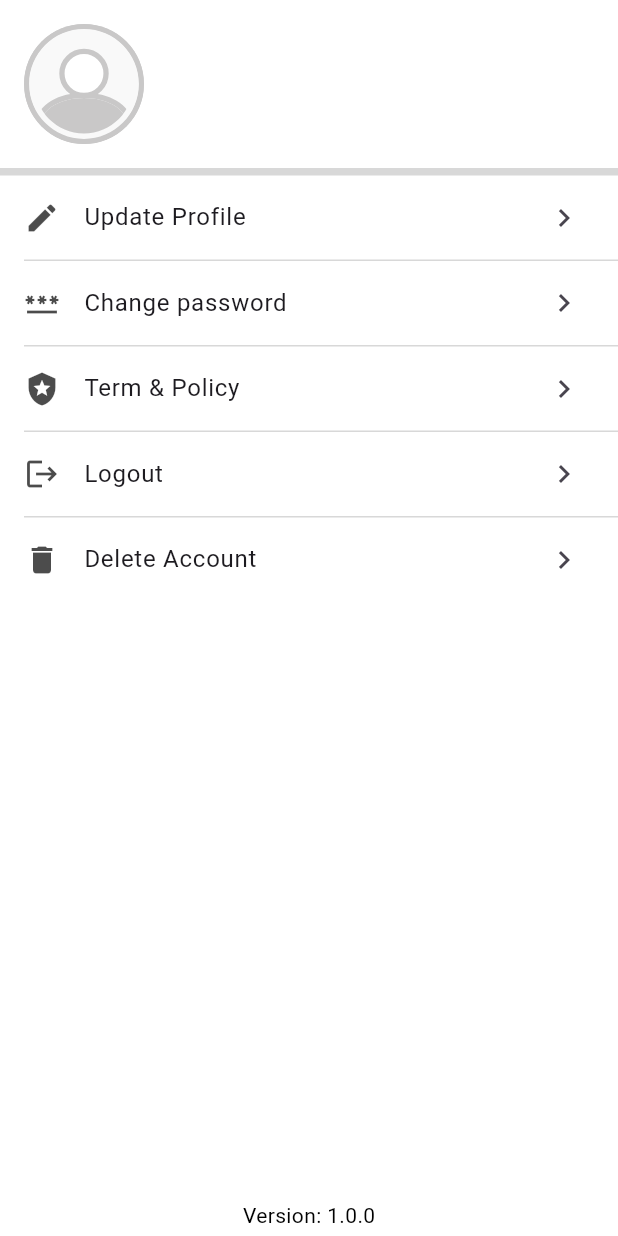
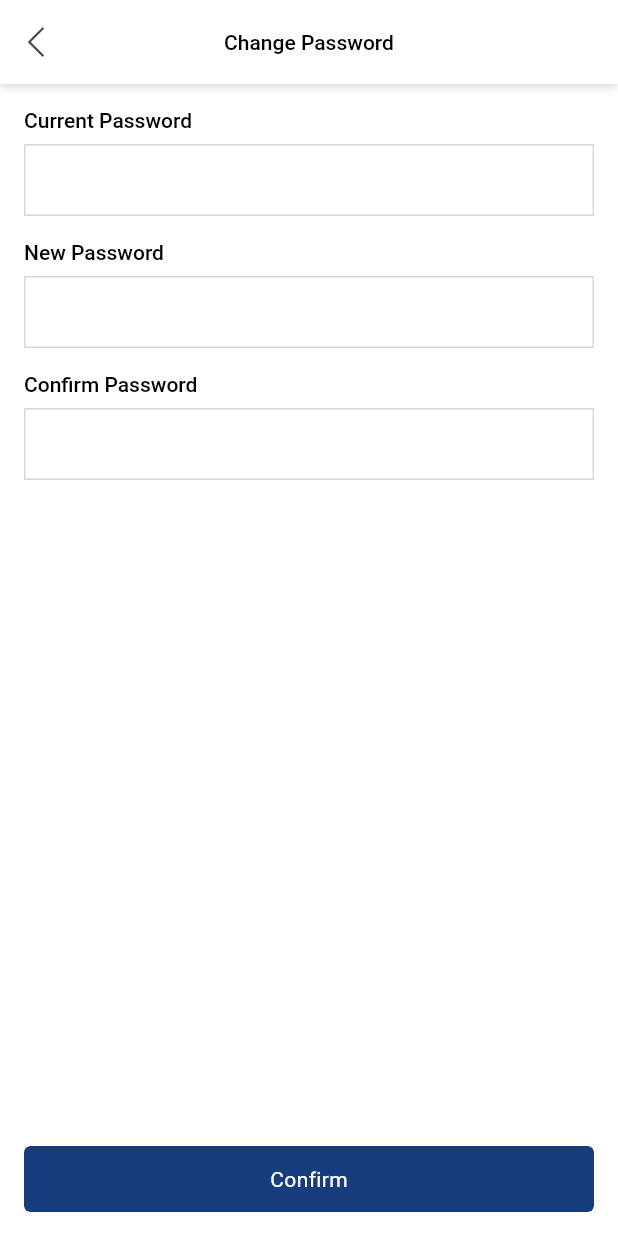
Before and after one commit to newwavesolutions/flutter-base, a Flutter app: the _ProfileTabPage screen opened directly, after a tap on "Change password", on a phone screen of 412 x 824 dp. Run offline on Flutter 3.47's test engine with Material 3 defaults, Android fonts, the phone set to English and light mode, and no system bars; drawn by our look-alikes of loader_overlay; our stand-ins replace another_flushbar, cached_network_image, device_info_plus, dio, equatable, flutter_bloc and 11 more; missing offline and left inert: flutter_inappwebview; accounts and stored records are empty; generated files the repository leaves out were written again; Roboto replaces fonts that are missing (app.dart); statements that could not run were skipped.

Commit message:
feat: add change password screen and term & policy webview (#53)
Co-authored-by: TuanDQ <tuandq@newwave.com>
Co-authored-by: thosonit <thoson.it@gmail.com>

```diff
--- a/lib/router/route_config.dart
+++ b/lib/router/route_config.dart
@@ -6,8 +6,10 @@ import 'package:flutter_base/ui/pages/auth/sign_up/sign_up_page.dart';
 import 'package:flutter_base/ui/pages/main/main_page.dart';
 import 'package:flutter_base/ui/pages/notification/notification_list/notification_list_page.dart';
 import 'package:flutter_base/ui/pages/photo_view/photo_view_page.dart';
+import 'package:flutter_base/ui/pages/profile/change_password/change_password_page.dart';
 import 'package:flutter_base/ui/pages/profile/delete_account/delete_account_page.dart';
 import 'package:flutter_base/ui/pages/profile/profile_page.dart';
+import 'package:flutter_base/ui/pages/profile/term_policy/term_policy_page.dart';
 import 'package:flutter_base/ui/pages/profile/update_avatar/update_avatar_page.dart';
 import 'package:flutter_base/ui/pages/profile/update_profile/update_profile_page.dart';
 import 'package:go_router/go_router.dart';
@@ -36,6 +38,8 @@ class AppRouter {
   static const String updateProfile = 'update_profile';
   static const String updateAvatar = 'update_avatar';
   static const String deleteAccount = 'delete_account';
+  static const String changePassword = 'change_password';
+  static const String termPolicy = 'term_policy';
 
   // GoRouter configuration
   static final _routes = <RouteBase>[
@@ -95,6 +99,16 @@ class AppRouter {
           path: deleteAccount,
           builder: (context, state) => const DeleteAccountPage(),
         ),
+        GoRoute(
+          name: changePassword,
+          path: changePassword,
+          builder: (context, state) => const ChangePasswordPage(),
+        ),
+        GoRoute(
+          name: termPolicy,
+          path: termPolicy,
+          builder: (context, state) => const TermPolicyPage(),
+        ),
       ],
     ),
   ];
--- /dev/null
+++ b/lib/ui/pages/profile/change_password/change_password_cubit.dart
@@ -0,0 +1,44 @@
+import 'package:flutter_base/models/enums/load_status.dart';
+import 'package:flutter_base/repositories/auth_repository.dart';
+import 'package:flutter_base/utils/logger.dart';
+import 'package:flutter_bloc/flutter_bloc.dart';
+import 'package:equatable/equatable.dart';
+
+import 'change_password_navigator.dart';
+
+part 'change_password_state.dart';
+
+class ChangePasswordCubit extends Cubit<ChangePasswordState> {
+  final ChangePasswordNavigator navigator;
+  final AuthRepository authRepo;
+
+  ChangePasswordCubit({
+    required this.navigator,
+    required this.authRepo,
+  }) : super(const ChangePasswordState());
+
+  Future<void> changePassword({
+    required String currentPassword,
+    required String newPassword,
+    required String confirmPassword,
+  }) async {
+    emit(state.copyWith(changePasswordStatus: LoadStatus.loading));
+    try {
+      final result = await authRepo.changePassword(
+        currentPassword: currentPassword,
+        newPassword: newPassword,
+        confirmPassword: confirmPassword,
+      );
+      if (result) {
+        navigator.pop();
+        navigator.showSuccessFlushbar(message: 'Change Password Successfully!');
+      } else {
+        emit(state.copyWith(changePasswordStatus: LoadStatus.failure));
+        navigator.showErrorFlushbar(message: 'Change Password Failed!');
+      }
+    } catch (error) {
+      logger.e(error);
+      emit(state.copyWith(changePasswordStatus: LoadStatus.failure));
+    }
+  }
+}
--- /dev/null
+++ b/lib/ui/pages/profile/change_password/change_password_navigator.dart
@@ -0,0 +1,9 @@
+import 'package:flutter_base/common/app_navigator.dart';
+
+class ChangePasswordNavigator extends AppNavigator {
+  ChangePasswordNavigator({required super.context});
+
+  void openPage() {
+    //Todo
+  }
+}
--- /dev/null
+++ b/lib/ui/pages/profile/change_password/change_password_page.dart
@@ -0,0 +1,170 @@
+import 'package:flutter/material.dart';
+import 'package:flutter_base/common/app_dimens.dart';
+import 'package:flutter_base/models/enums/load_status.dart';
+import 'package:flutter_base/repositories/auth_repository.dart';
+import 'package:flutter_base/ui/widgets/appbar/app_bar_widget.dart';
+import 'package:flutter_base/ui/widgets/buttons/app_button.dart';
+import 'package:flutter_base/ui/widgets/text/app_lable.dart';
+import 'package:flutter_base/ui/widgets/text_field/app_password_text_field.dart';
+import 'package:flutter_base/utils/app_validartor.dart';
+import 'package:flutter_bloc/flutter_bloc.dart';
+
+import 'change_password_cubit.dart';
+import 'change_password_navigator.dart';
+
+class ChangePasswordPage extends StatelessWidget {
+  const ChangePasswordPage({super.key});
+
+  @override
+  Widget build(BuildContext context) {
+    return BlocProvider(
+      create: (context) {
+        final authRepo = RepositoryProvider.of<AuthRepository>(context);
+        return ChangePasswordCubit(
+          navigator: ChangePasswordNavigator(context: context),
+          authRepo: authRepo,
+        );
+      },
+      child: const ChangePasswordChildPage(),
+    );
+  }
+}
+
+class ChangePasswordChildPage extends StatefulWidget {
+  const ChangePasswordChildPage({super.key});
+
+  @override
+  State<ChangePasswordChildPage> createState() =>
+      _ChangePasswordChildPageState();
+}
+
+class _ChangePasswordChildPageState extends State<ChangePasswordChildPage> {
+  late final ChangePasswordCubit _cubit;
+  final _currentPasswordTextController = TextEditingController();
+  final _newPasswordTextController = TextEditingController();
+  final _confirmPasswordTextController = TextEditingController();
+  final _obscureCurrentPasswordController =
+      ObscureTextController(obscureText: true);
+  final _obscureNewPasswordController =
+      ObscureTextController(obscureText: true);
+  final _obscureConfirmPasswordController =
+      ObscureTextController(obscureText: true);
+  final _passwordFormKey = GlobalKey<FormState>();
+  final _confirmPasswordFormKey = GlobalKey<FormState>();
+
+  @override
+  void initState() {
+    super.initState();
+    _cubit = BlocProvider.of(context);
+  }
+
+  @override
+  Widget build(BuildContext context) {
+    return Scaffold(
+      appBar: const AppBarWidget(
+        title: 'Change Password',
+      ),
+      body: SafeArea(
+        child: _buildBodyWidget(),
+      ),
+    );
+  }
+
+  Widget _buildBodyWidget() {
+    return Padding(
+      padding: const EdgeInsets.all(AppDimens.paddingNormal),
+      child: Column(
+        crossAxisAlignment: CrossAxisAlignment.start,
+        children: [
+          const AppLabel(
+            text: 'Current Password',
+            margin: EdgeInsets.only(bottom: AppDimens.paddingSmall),
+          ),
+          AppPasswordTextField(
+            controller: _currentPasswordTextController,
+            obscureTextController: _obscureCurrentPasswordController,
+            validator: (value) {
+              if ((value ?? '').isEmpty) {
+                return 'Password is not empty!';
+              }
+              return null;
+            },
+          ),
+          const AppLabel(
+            text: 'New Password',
+            margin: EdgeInsets.only(
+              top: AppDimens.paddingNormal,
+              bottom: AppDimens.paddingSmall,
+            ),
+          ),
+          Form(
+            key: _passwordFormKey,
+            child: AppPasswordTextField(
+              controller: _newPasswordTextController,
+              obscureTextController: _obscureNewPasswordController,
+              validator: (value) {
+                return AppValidator.validatePassword(value);
+              },
+              onFieldSubmitted: (_) {
+                _passwordFormKey.currentState?.validate();
+              },
+            ),
+          ),
+          const AppLabel(
+            text: 'Confirm Password',
+            margin: EdgeInsets.only(
+              top: AppDimens.paddingNormal,
+              bottom: AppDimens.paddingSmall,
+            ),
+          ),
+          Form(
+            key: _confirmPasswordFormKey,
+            child: AppPasswordTextField(
+              controller: _confirmPasswordTextController,
+              validator: (value) {
+                return AppValidator.validateConfirmPassword(
+                    _newPasswordTextController.text, value);
+              },
+              obscureTextController: _obscureConfirmPasswordController,
+              onFieldSubmitted: (_) {
+                _confirmPasswordFormKey.currentState?.validate();
+              },
+            ),
+          ),
+          const Spacer(),
+          BlocBuilder<ChangePasswordCubit, ChangePasswordState>(
+            buildWhen: (previous, current) =>
+                previous.changePasswordStatus != current.changePasswordStatus,
+            builder: (context, state) {
+              return AppButton(
+                title: 'Confirm',
+                isLoading: state.changePasswordStatus == LoadStatus.loading,
+                onPressed: _changePassword,
+              );
+            },
+          ),
+        ],
+      ),
+    );
+  }
+
+  void _changePassword() {
+    if (!_passwordFormKey.currentState!.validate()) {
+      return;
+    }
+    if (!_confirmPasswordFormKey.currentState!.validate()) {
+      return;
+    }
+    _cubit.changePassword(
+      currentPassword: _currentPasswordTextController.text,
+      newPassword: _newPasswordTextController.text,
+      confirmPassword: _confirmPasswordTextController.text,
+    );
+  }
+
+  @override
+  void dispose() {
+    _cubit.close();
+    super.dispose();
+  }
+}
--- /dev/null
+++ b/lib/ui/pages/profile/change_password/change_password_state.dart
@@ -0,0 +1,22 @@
+part of 'change_password_cubit.dart';
+
+class ChangePasswordState extends Equatable {
+  final LoadStatus changePasswordStatus;
+
+  const ChangePasswordState({
+    this.changePasswordStatus = LoadStatus.initial,
+  });
+
+  @override
+  List<Object?> get props => [
+        changePasswordStatus,
+      ];
+
+  ChangePasswordState copyWith({
+    LoadStatus? changePasswordStatus,
+  }) {
+    return ChangePasswordState(
+      changePasswordStatus: changePasswordStatus ?? this.changePasswordStatus,
+    );
+  }
+}
--- a/lib/ui/pages/profile/profile_navigator.dart
+++ b/lib/ui/pages/profile/profile_navigator.dart
@@ -16,4 +16,12 @@ class ProfileNavigator extends AppNavigator {
   void openDeleteAccount() {
     pushNamed(AppRouter.deleteAccount);
   }
+
+  void openChangePassword() {
+    pushNamed(AppRouter.changePassword);
+  }
+
+  void openTermPolicy() {
+    pushNamed(AppRouter.termPolicy);
+  }
 }
--- a/lib/ui/pages/profile/profile_page.dart
+++ b/lib/ui/pages/profile/profile_page.dart
@@ -143,7 +143,9 @@ class _ProfileTabPageState extends State<_ProfileTabPage> {
       case ProfileMenu.logout:
         context.read<AuthCubit>().signOut();
       case ProfileMenu.changePassword:
+        _cubit.navigator.openChangePassword();
       case ProfileMenu.openPolicy:
+        _cubit.navigator.openTermPolicy();
     }
   }
 }
--- a/lib/ui/widgets/buttons/app_button.dart
+++ b/lib/ui/widgets/buttons/app_button.dart
@@ -21,7 +21,6 @@ class AppButton extends StatelessWidget {
   final Widget? trailingIcon;
 
   //Status
-  final bool isEnable;
   final bool isLoading;
 
   //Action & callback
@@ -46,7 +45,6 @@ class AppButton extends StatelessWidget {
     this.textStyle = AppTextStyle.white,
     this.leadingIcon,
     this.trailingIcon,
-    this.isEnable = true,
     this.isLoading = false,
     this.onPressed,
     this.padding,
--- /dev/null
+++ b/lib/utils/app_validartor.dart
@@ -0,0 +1,38 @@
+class AppValidator {
+  AppValidator._();
+
+  static String? validateEmpty(String? input) {
+    if (input == null) {
+      return null;
+    }
+    return null;
+  }
+
+  static String? validatePassword(String? input) {
+    if (input == null) return null;
+    RegExp regex = RegExp(r'^[a-zA-Z0-9]{8,12}$');
+    bool isValid = regex.hasMatch(input);
+    if (!isValid) {
+      return "8-12 characters.\nIncluding letters, numbers";
+    }
+    return null;
+  }
+
+  static String? validateConfirmPassword(
+      String? password, String? confirmPassword) {
+    if (password != confirmPassword) {
+      return "Confirm password is not match";
+    }
+    return null;
+  }
+
+  static bool validatePhoneNumber(String? phoneNumber) {
+    if (phoneNumber == null) return false;
+    return phoneNumber.replaceAll(RegExp(r'[^0-9]'), '').length >= 10;
+  }
+
+  static bool validateCodeToVerifyPhoneNumber(String? code) {
+    if (code == null) return false;
+    return code.replaceAll(RegExp(r'[^0-9]'), '').isNotEmpty;
+  }
+}
--- a/pubspec.yaml
+++ b/pubspec.yaml
@@ -71,6 +71,7 @@ dependencies:
   #UI
   shimmer: ^3.0.0
   flutter_svg: ^2.0.7
+  flutter_inappwebview: ^6.0.0
 
 dev_dependencies:
   flutter_test:
```
Also changed, not shown: lib/repositories/auth_repository.dart (+16 -0 lines), lib/ui/pages/profile/term_policy/term_policy_navigator.dart (added, +9 -0 lines), lib/ui/pages/profile/term_policy/term_policy_page.dart (added, +78 -0 lines), lib/ui/pages/profile/term_policy/widgets/custom_widget.dart (added, +17 -0 lines), pubspec.lock, 1 other file.
